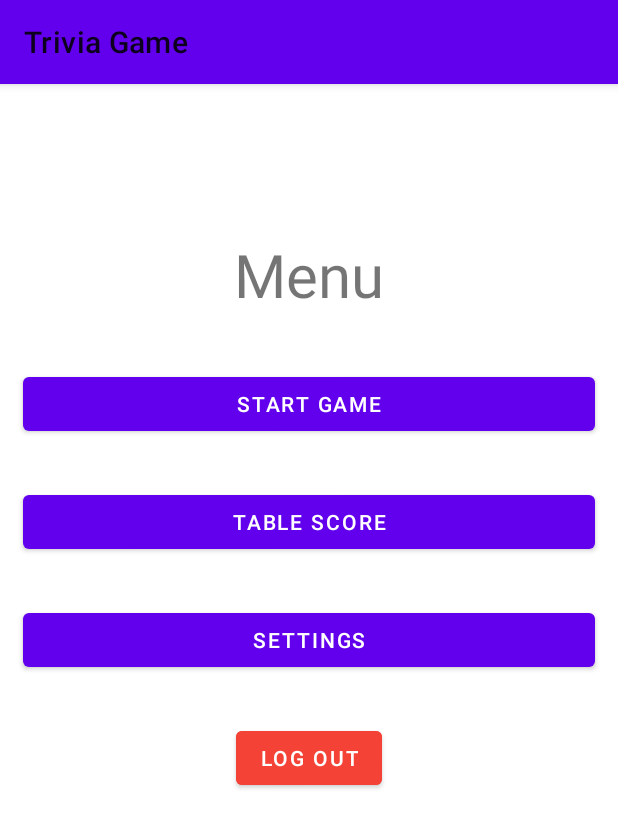
After one commit to oriBayo/Trivia-Game-Android, an Android app: the MenuActivity screen opened directly, with no data from a screen before it, on a phone screen of 412 x 824 dp. The commit adds this screen. Shown: the top 828 px of the screen. Run offline under Robolectric (Android 15) with nearby library versions, the phone set to English and light mode, and no system bars; our stand-ins replace Firebase (no records; nobody signed in at launch, a user with empty details on screens opened directly).

Commit message:
Authentication and activites
1) create 5 activities:
start ,login, register, menu, game.
2) Authentication with email & password.

```diff
--- a/TriviaGame/app/src/main/java/com/example/triviagame/MainActivity.java
+++ b/TriviaGame/app/src/main/java/com/example/triviagame/GameActivity.java
@@ -4,11 +4,11 @@ import androidx.appcompat.app.AppCompatActivity;
 
 import android.os.Bundle;
 
-public class MainActivity extends AppCompatActivity {
+public class GameActivity extends AppCompatActivity {
 
     @Override
     protected void onCreate(Bundle savedInstanceState) {
         super.onCreate(savedInstanceState);
-        setContentView(R.layout.activity_main);
+        setContentView(R.layout.activity_game);
     }
 }
--- /dev/null
+++ b/TriviaGame/app/src/main/java/com/example/triviagame/MenuActivity.java
@@ -0,0 +1,50 @@
+package com.example.triviagame;
+
+import androidx.appcompat.app.AppCompatActivity;
+
+import android.content.Intent;
+import android.os.Bundle;
+import android.view.View;
+import android.widget.Button;
+import android.widget.Toast;
+
+import com.google.firebase.auth.FirebaseAuth;
+
+public class MenuActivity extends AppCompatActivity {
+
+    private Button startGame;
+    private Button tableScore;
+    private Button settings;
+    private Button logout;
+
+    @Override
+    protected void onCreate(Bundle savedInstanceState) {
+        super.onCreate(savedInstanceState);
+        setContentView(R.layout.activity_menu);
+
+        startGame = findViewById(R.id.start_game_btn);
+        tableScore = findViewById(R.id.table_score_btn);
+        settings = findViewById(R.id.setting_btn);
+        logout = findViewById(R.id.logout);
+
+        startGame.setOnClickListener(new View.OnClickListener() {
+            @Override
+            public void onClick(View v) {
+                startActivity(new Intent(MenuActivity.this, GameActivity.class));
+                finish();
+            }
+        });
+
+
+
+        logout.setOnClickListener(new View.OnClickListener() {
+            @Override
+            public void onClick(View v) {
+                FirebaseAuth.getInstance().signOut();
+                Toast.makeText(MenuActivity.this, "Logged Out!", Toast.LENGTH_SHORT).show();
+                startActivity(new Intent(MenuActivity.this,StartActivity.class));
+                finish();
+            }
+        });
+    }
+}
--- /dev/null
+++ b/TriviaGame/app/src/main/res/layout/activity_menu.xml
@@ -0,0 +1,75 @@
+<?xml version="1.0" encoding="utf-8"?>
+<RelativeLayout xmlns:android="http://schemas.android.com/apk/res/android"
+    xmlns:app="http://schemas.android.com/apk/res-auto"
+    xmlns:tools="http://schemas.android.com/tools"
+    android:layout_width="match_parent"
+    android:layout_height="match_parent"
+    tools:context=".MenuActivity">
+
+    <!-- Menu Title   -->
+    <TextView
+        android:id="@+id/menu_title"
+        android:layout_width="match_parent"
+        android:layout_height="wrap_content"
+        android:layout_alignParentStart="true"
+        android:layout_alignParentTop="true"
+        android:layout_marginTop="100dp"
+        android:layout_marginBottom="20dp"
+        android:text="@string/menu"
+        android:textAlignment="center"
+        android:textSize="40sp"
+        tools:ignore="MissingConstraints">
+
+    </TextView>
+
+    <!-- Start Game Button   -->
+    <Button
+        android:layout_width="match_parent"
+        android:layout_height="wrap_content"
+        android:text="@string/start_game_btn"
+        android:id="@+id/start_game_btn"
+        android:layout_centerHorizontal="true"
+        android:layout_below="@id/menu_title"
+        android:layout_margin="15dp">
+    </Button>
+
+    <!-- Table Score Button   -->
+    <Button
+        android:id="@+id/table_score_btn"
+        android:layout_width="match_parent"
+        android:layout_height="wrap_content"
+        android:layout_below="@id/start_game_btn"
+        android:layout_alignParentStart="true"
+        android:layout_centerVertical="true"
+        android:text="@string/table_score"
+        android:layout_margin="15dp">
+
+    </Button>
+
+    <!-- Settings Button   -->
+    <Button
+        android:layout_width="match_parent"
+        android:layout_height="wrap_content"
+        android:text="@string/settings"
+        android:id="@+id/setting_btn"
+        android:layout_centerHorizontal="true"
+        android:layout_below="@id/table_score_btn"
+        android:layout_margin="15dp">
+    </Button>
+
+    <!-- Log Out Button   -->
+    <Button
+        android:layout_width="wrap_content"
+        android:layout_height="wrap_content"
+        android:text="@string/log_out_btn"
+        android:id="@+id/logout"
+        android:layout_centerHorizontal="true"
+        android:layout_below="@id/setting_btn"
+        android:backgroundTint="#F44336"
+        android:layout_margin="15dp">
+
+
+    </Button>
+
+
+</RelativeLayout>
--- a/TriviaGame/app/src/main/res/values/strings.xml
+++ b/TriviaGame/app/src/main/res/values/strings.xml
@@ -1,3 +1,12 @@
 <resources>
-    <string name="app_name">TriviaGame</string>
+    <string name="app_name">Trivia Game</string>
+    <string name="login_btn">login</string>
+    <string name="email">email</string>
+    <string name="password">password</string>
+    <string name="register">register</string>
+    <string name="menu">Menu</string>
+    <string name="log_out_btn">Log out</string>
+    <string name="start_game_btn">Start Game</string>
+    <string name="table_score">Table Score</string>
+    <string name="settings">Settings</string>
 </resources>
--- a/TriviaGame/app/src/main/res/values/themes.xml
+++ b/TriviaGame/app/src/main/res/values/themes.xml
@@ -1,6 +1,6 @@
 <resources xmlns:tools="http://schemas.android.com/tools">
     <!-- Base application theme. -->
-    <style name="Theme.TriviaGame" parent="Theme.MaterialComponents.DayNight.DarkActionBar">
+    <style name="Theme.TriviaGame" parent="Theme.MaterialComponents.Light">
         <!-- Primary brand color. -->
         <item name="colorPrimary">@color/purple_500</item>
         <item name="colorPrimaryVariant">@color/purple_700</item>
--- a/TriviaGame/build.gradle
+++ b/TriviaGame/build.gradle
@@ -6,6 +6,7 @@ buildscript {
     }
     dependencies {
         classpath "com.android.tools.build:gradle:4.2.2"
+        classpath 'com.google.gms:google-services:4.3.10'
 
         // NOTE: Do not place your application dependencies here; they belong
         // in the individual module build.gradle files
```
Also changed, not shown: TriviaGame/app/build.gradle (+8 -1 lines), TriviaGame/app/src/main/AndroidManifest.xml (+12 -1 lines), TriviaGame/app/src/main/java/com/example/triviagame/LoginActivity.java (added, +62 -0 lines), TriviaGame/app/src/main/java/com/example/triviagame/RegisterActivity.java (added, +72 -0 lines), TriviaGame/app/src/main/java/com/example/triviagame/StartActivity.java (added, +40 -0 lines), TriviaGame/app/src/main/res/layout/activity_game.xml (added, +56 -0 lines), TriviaGame/app/src/main/res/layout/activity_login.xml (added, +57 -0 lines), TriviaGame/app/src/main/res/layout/activity_main.xml (deleted, +0 -7 lines), TriviaGame/app/src/main/res/layout/activity_register.xml (added, +57 -0 lines), TriviaGame/app/src/main/res/layout/activity_start.xml (added, +30 -0 lines), 1 other file.
